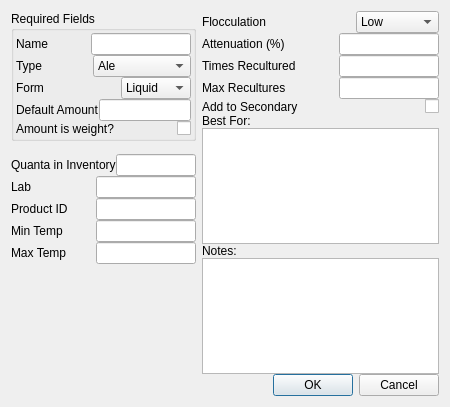
Qt form ui/yeastEditor.ui (Brewken/brewken) before a commit.
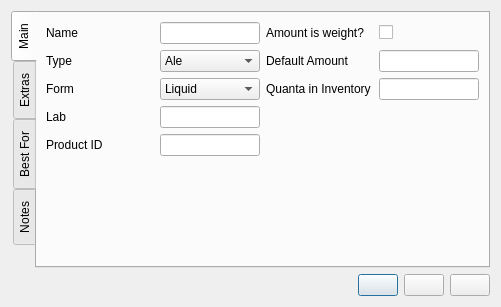
The same form after that commit. Icons and pictures are not drawn. Custom widgets are drawn as their Qt base class.

Patch:
```diff
--- a/ui/yeastEditor.ui
+++ b/ui/yeastEditor.ui
@@ -6,8 +6,8 @@
    <rect>
     <x>0</x>
     <y>0</y>
-    <width>450</width>
-    <height>407</height>
+    <width>501</width>
+    <height>307</height>
    </rect>
   </property>
   <property name="windowTitle">
@@ -16,41 +16,24 @@
   <property name="configSection" stdset="0">
    <string notr="true">yeastEditor</string>
   </property>
-  <layout class="QHBoxLayout" name="horizontalLayout_17">
-   <item>
-    <layout class="QHBoxLayout" name="horizontalLayout_15">
-     <item>
-      <layout class="QVBoxLayout" name="verticalLayout_2">
-       <property name="spacing">
-        <number>0</number>
-       </property>
-       <item>
-        <widget class="QGroupBox" name="groupBox">
-         <property name="title">
-          <string>Required Fields</string>
-         </property>
-         <property name="configSection" stdset="0">
-          <string notr="true">yeastEditor</string>
-         </property>
          <layout class="QVBoxLayout" name="verticalLayout">
-          <property name="spacing">
+   <item>
+    <widget class="QTabWidget" name="tabWidget_editor">
+     <property name="tabPosition">
+      <enum>QTabWidget::West</enum>
+     </property>
+     <property name="currentIndex">
            <number>0</number>
           </property>
-          <property name="leftMargin">
-           <number>2</number>
-          </property>
-          <property name="topMargin">
-           <number>2</number>
-          </property>
-          <property name="rightMargin">
-           <number>2</number>
-          </property>
-          <property name="bottomMargin">
-           <number>2</number>
-          </property>
-          <item>
-           <layout class="QHBoxLayout" name="horizontalLayout_4">
-            <item>
+     <property name="usesScrollButtons">
+      <bool>false</bool>
+     </property>
+     <widget class="QWidget" name="tab_main">
+      <attribute name="title">
+       <string>Main</string>
+      </attribute>
+      <layout class="QGridLayout" name="gridLayout">
+       <item row="0" column="0">
              <widget class="QLabel" name="label_name">
               <property name="text">
                <string>Name</string>
@@ -60,8 +43,8 @@
               </property>
              </widget>
             </item>
-            <item>
-             <widget class="QLineEdit" name="lineEdit_name">
+       <item row="3" column="1">
+        <widget class="BtStringEdit" name="lineEdit_laboratory">
               <property name="sizePolicy">
                <sizepolicy hsizetype="Maximum" vsizetype="Fixed">
                 <horstretch>0</horstretch>
@@ -79,12 +62,18 @@
               </property>
              </widget>
             </item>
-           </layout>
-          </item>
-          <item>
-           <layout class="QHBoxLayout" name="horizontalLayout_3">
-            <item>
-             <widget class="QLabel" name="label_type">
+       <item row="3" column="0">
+        <widget class="QLabel" name="label_lab">
+         <property name="text">
+          <string>Lab</string>
+         </property>
+         <property name="buddy">
+          <cstring>lineEdit_laboratory</cstring>
+         </property>
+        </widget>
+       </item>
+       <item row="2" column="0">
+        <widget class="QLabel" name="label_form">
               <property name="sizePolicy">
                <sizepolicy hsizetype="Expanding" vsizetype="Preferred">
                 <horstretch>0</horstretch>
@@ -92,14 +81,43 @@
                </sizepolicy>
               </property>
               <property name="text">
-               <string>Type</string>
+          <string>Form</string>
               </property>
               <property name="buddy">
                <cstring>comboBox_type</cstring>
               </property>
              </widget>
             </item>
-            <item>
+       <item row="2" column="3">
+        <widget class="BtStringEdit" name="lineEdit_inventory">
+         <property name="sizePolicy">
+          <sizepolicy hsizetype="Maximum" vsizetype="Fixed">
+           <horstretch>0</horstretch>
+           <verstretch>0</verstretch>
+          </sizepolicy>
+         </property>
+         <property name="maximumSize">
+          <size>
+           <width>100</width>
+           <height>16777215</height>
+          </size>
+         </property>
+         <property name="toolTip">
+          <string>Quanta in inventory</string>
+         </property>
+        </widget>
+       </item>
+       <item row="2" column="2">
+        <widget class="QLabel" name="label_inventory">
+         <property name="text">
+          <string>Quanta in Inventory</string>
+         </property>
+         <property name="buddy">
+          <cstring>lineEdit_inventory</cstring>
+         </property>
+        </widget>
+       </item>
+       <item row="1" column="1">
              <widget class="QComboBox" name="comboBox_type">
               <property name="toolTip">
                <string>Type</string>
@@ -131,12 +149,8 @@
               </item>
              </widget>
             </item>
-           </layout>
-          </item>
-          <item>
-           <layout class="QHBoxLayout" name="horizontalLayout_2">
-            <item>
-             <widget class="QLabel" name="label_form">
+       <item row="1" column="0">
+        <widget class="QLabel" name="label_type">
               <property name="sizePolicy">
                <sizepolicy hsizetype="Expanding" vsizetype="Preferred">
                 <horstretch>0</horstretch>
@@ -144,14 +158,33 @@
                </sizepolicy>
               </property>
               <property name="text">
-               <string>Form</string>
+          <string>Type</string>
               </property>
               <property name="buddy">
                <cstring>comboBox_form</cstring>
               </property>
              </widget>
             </item>
-            <item>
+       <item row="0" column="1">
+        <widget class="BtStringEdit" name="lineEdit_name">
+         <property name="sizePolicy">
+          <sizepolicy hsizetype="Maximum" vsizetype="Fixed">
+           <horstretch>0</horstretch>
+           <verstretch>0</verstretch>
+          </sizepolicy>
+         </property>
+         <property name="maximumSize">
+          <size>
+           <width>100</width>
+           <height>16777215</height>
+          </size>
+         </property>
+         <property name="toolTip">
+          <string>Name</string>
+         </property>
+        </widget>
+       </item>
+       <item row="2" column="1">
              <widget class="QComboBox" name="comboBox_form">
               <property name="toolTip">
                <string>Form</string>
@@ -178,11 +211,81 @@
               </item>
              </widget>
             </item>
-           </layout>
-          </item>
-          <item>
-           <layout class="QHBoxLayout" name="horizontalLayout">
-            <item>
+       <item row="5" column="1">
+        <spacer name="verticalSpacer">
+         <property name="orientation">
+          <enum>Qt::Vertical</enum>
+         </property>
+         <property name="sizeHint" stdset="0">
+          <size>
+           <width>20</width>
+           <height>40</height>
+          </size>
+         </property>
+        </spacer>
+       </item>
+       <item row="4" column="0">
+        <widget class="QLabel" name="label_productID">
+         <property name="text">
+          <string>Product ID</string>
+         </property>
+         <property name="buddy">
+          <cstring>lineEdit_productID</cstring>
+         </property>
+        </widget>
+       </item>
+       <item row="4" column="1">
+        <widget class="BtStringEdit" name="lineEdit_productID">
+         <property name="sizePolicy">
+          <sizepolicy hsizetype="Maximum" vsizetype="Fixed">
+           <horstretch>0</horstretch>
+           <verstretch>0</verstretch>
+          </sizepolicy>
+         </property>
+         <property name="maximumSize">
+          <size>
+           <width>100</width>
+           <height>16777215</height>
+          </size>
+         </property>
+         <property name="toolTip">
+          <string>Product ID</string>
+         </property>
+        </widget>
+       </item>
+       <item row="0" column="2">
+        <widget class="QLabel" name="label_amountIsWeight">
+         <property name="sizePolicy">
+          <sizepolicy hsizetype="Expanding" vsizetype="Preferred">
+           <horstretch>0</horstretch>
+           <verstretch>0</verstretch>
+          </sizepolicy>
+         </property>
+         <property name="toolTip">
+          <string>Check it if the amount given is in kg instead of L.</string>
+         </property>
+         <property name="text">
+          <string>Amount is weight?</string>
+         </property>
+        </widget>
+       </item>
+       <item row="0" column="3">
+        <widget class="QCheckBox" name="checkBox_amountIsWeight">
+         <property name="sizePolicy">
+          <sizepolicy hsizetype="Preferred" vsizetype="Fixed">
+           <horstretch>0</horstretch>
+           <verstretch>0</verstretch>
+          </sizepolicy>
+         </property>
+         <property name="toolTip">
+          <string>Checked if the given amount is weight instead of volume</string>
+         </property>
+         <property name="text">
+          <string/>
+         </property>
+        </widget>
+       </item>
+       <item row="1" column="2">
              <widget class="BtMixedLabel" name="label_amount">
               <property name="contextMenuPolicy">
                <enum>Qt::CustomContextMenu</enum>
@@ -195,7 +298,7 @@
               </property>
              </widget>
             </item>
-            <item>
+       <item row="1" column="3">
              <widget class="BtMixedEdit" name="lineEdit_amount">
               <property name="sizePolicy">
                <sizepolicy hsizetype="Maximum" vsizetype="Fixed">
@@ -218,27 +321,14 @@
              </widget>
             </item>
            </layout>
-          </item>
-          <item>
-           <layout class="QHBoxLayout" name="horizontalLayout_5">
-            <item>
-             <widget class="QLabel" name="label_amountIsWeight">
-              <property name="sizePolicy">
-               <sizepolicy hsizetype="Expanding" vsizetype="Preferred">
-                <horstretch>0</horstretch>
-                <verstretch>0</verstretch>
-               </sizepolicy>
-              </property>
-              <property name="toolTip">
-               <string>Check it if the amount given is in kg instead of L.</string>
-              </property>
-              <property name="text">
-               <string>Amount is weight?</string>
-              </property>
-             </widget>
-            </item>
-            <item>
-             <widget class="QCheckBox" name="checkBox_amountIsWeight">
+     </widget>
+     <widget class="QWidget" name="tab_extra">
+      <attribute name="title">
+       <string>Extras</string>
+      </attribute>
+      <layout class="QGridLayout" name="gridLayout_2">
+       <item row="8" column="3">
+        <widget class="QCheckBox" name="checkBox_addToSecondary">
               <property name="sizePolicy">
                <sizepolicy hsizetype="Preferred" vsizetype="Fixed">
                 <horstretch>0</horstretch>
@@ -253,240 +343,7 @@
               </property>
              </widget>
             </item>
-           </layout>
-          </item>
-         </layout>
-        </widget>
-       </item>
-       <item>
-        <spacer name="verticalSpacer_3">
-         <property name="orientation">
-          <enum>Qt::Vertical</enum>
-         </property>
-         <property name="sizeType">
-          <enum>QSizePolicy::Preferred</enum>
-         </property>
-         <property name="sizeHint" stdset="0">
-          <size>
-           <width>20</width>
-           <height>13</height>
-          </size>
-         </property>
-        </spacer>
-       </item>
-       <item>
-        <layout class="QHBoxLayout" name="horizontalLayout_16">
-         <item>
-          <widget class="QLabel" name="label_inventory">
-           <property name="text">
-            <string>Quanta in Inventory</string>
-           </property>
-           <property name="buddy">
-            <cstring>lineEdit_inventory</cstring>
-           </property>
-          </widget>
-         </item>
-         <item>
-          <widget class="QLineEdit" name="lineEdit_inventory">
-           <property name="sizePolicy">
-            <sizepolicy hsizetype="Maximum" vsizetype="Fixed">
-             <horstretch>0</horstretch>
-             <verstretch>0</verstretch>
-            </sizepolicy>
-           </property>
-           <property name="maximumSize">
-            <size>
-             <width>100</width>
-             <height>16777215</height>
-            </size>
-           </property>
-           <property name="toolTip">
-            <string>Quanta in inventory</string>
-           </property>
-          </widget>
-         </item>
-        </layout>
-       </item>
-       <item>
-        <layout class="QHBoxLayout" name="horizontalLayout_7">
-         <item>
-          <widget class="QLabel" name="label_lab">
-           <property name="text">
-            <string>Lab</string>
-           </property>
-           <property name="buddy">
-            <cstring>lineEdit_laboratory</cstring>
-           </property>
-          </widget>
-         </item>
-         <item>
-          <widget class="QLineEdit" name="lineEdit_laboratory">
-           <property name="sizePolicy">
-            <sizepolicy hsizetype="Maximum" vsizetype="Fixed">
-             <horstretch>0</horstretch>
-             <verstretch>0</verstretch>
-            </sizepolicy>
-           </property>
-           <property name="maximumSize">
-            <size>
-             <width>100</width>
-             <height>16777215</height>
-            </size>
-           </property>
-           <property name="toolTip">
-            <string>Lab</string>
-           </property>
-          </widget>
-         </item>
-        </layout>
-       </item>
-       <item>
-        <layout class="QHBoxLayout" name="horizontalLayout_6">
-         <item>
-          <widget class="QLabel" name="label_productID">
-           <property name="text">
-            <string>Product ID</string>
-           </property>
-           <property name="buddy">
-            <cstring>lineEdit_productID</cstring>
-           </property>
-          </widget>
-         </item>
-         <item>
-          <widget class="QLineEdit" name="lineEdit_productID">
-           <property name="sizePolicy">
-            <sizepolicy hsizetype="Maximum" vsizetype="Fixed">
-             <horstretch>0</horstretch>
-             <verstretch>0</verstretch>
-            </sizepolicy>
-           </property>
-           <property name="maximumSize">
-            <size>
-             <width>100</width>
-             <height>16777215</height>
-            </size>
-           </property>
-           <property name="toolTip">
-            <string>Product ID</string>
-           </property>
-          </widget>
-         </item>
-        </layout>
-       </item>
-       <item>
-        <layout class="QHBoxLayout" name="horizontalLayout_8">
-         <item>
-          <widget class="BtTemperatureLabel" name="label_minTemperature">
-           <property name="contextMenuPolicy">
-            <enum>Qt::CustomContextMenu</enum>
-           </property>
-           <property name="text">
-            <string>Min Temp</string>
-           </property>
-           <property name="buddy">
-            <cstring>lineEdit_minTemperature</cstring>
-           </property>
-          </widget>
-         </item>
-         <item>
-          <widget class="BtTemperatureEdit" name="lineEdit_minTemperature">
-           <property name="sizePolicy">
-            <sizepolicy hsizetype="Maximum" vsizetype="Fixed">
-             <horstretch>0</horstretch>
-             <verstretch>0</verstretch>
-            </sizepolicy>
-           </property>
-           <property name="maximumSize">
-            <size>
-             <width>100</width>
-             <height>16777215</height>
-            </size>
-           </property>
-           <property name="toolTip">
-            <string>Min temp</string>
-           </property>
-           <property name="editField" stdset="0">
-            <string notr="true">minTemperature_c</string>
-           </property>
-          </widget>
-         </item>
-        </layout>
-       </item>
-       <item>
-        <layout class="QHBoxLayout" name="horizontalLayout_9">
-         <item>
-          <widget class="BtTemperatureLabel" name="label_maxTemperature">
-           <property name="contextMenuPolicy">
-            <enum>Qt::CustomContextMenu</enum>
-           </property>
-           <property name="text">
-            <string>Max Temp</string>
-           </property>
-           <property name="buddy">
-            <cstring>lineEdit_maxTemperature</cstring>
-           </property>
-          </widget>
-         </item>
-         <item>
-          <widget class="BtTemperatureEdit" name="lineEdit_maxTemperature">
-           <property name="sizePolicy">
-            <sizepolicy hsizetype="Maximum" vsizetype="Fixed">
-             <horstretch>0</horstretch>
-             <verstretch>0</verstretch>
-            </sizepolicy>
-           </property>
-           <property name="maximumSize">
-            <size>
-             <width>100</width>
-             <height>16777215</height>
-            </size>
-           </property>
-           <property name="toolTip">
-            <string>Max temp</string>
-           </property>
-           <property name="editField" stdset="0">
-            <string notr="true">maxTemperature_c</string>
-           </property>
-          </widget>
-         </item>
-        </layout>
-       </item>
-       <item>
-        <spacer name="verticalSpacer_2">
-         <property name="orientation">
-          <enum>Qt::Vertical</enum>
-         </property>
-         <property name="sizeHint" stdset="0">
-          <size>
-           <width>20</width>
-           <height>40</height>
-          </size>
-         </property>
-        </spacer>
-       </item>
-      </layout>
-     </item>
-     <item>
-      <layout class="QVBoxLayout" name="verticalLayout_3">
-       <property name="spacing">
-        <number>0</number>
-       </property>
-       <item>
-        <layout class="QHBoxLayout" name="horizontalLayout_10">
-         <item>
-          <widget class="QLabel" name="label_flocculation">
-           <property name="sizePolicy">
-            <sizepolicy hsizetype="Expanding" vsizetype="Preferred">
-             <horstretch>0</horstretch>
-             <verstretch>0</verstretch>
-            </sizepolicy>
-           </property>
-           <property name="text">
-            <string>Flocculation</string>
-           </property>
-          </widget>
-         </item>
-         <item>
+       <item row="3" column="5">
           <widget class="QComboBox" name="comboBox_flocculation">
            <property name="toolTip">
             <string>Flocculation</string>
@@ -513,11 +370,7 @@
            </item>
           </widget>
          </item>
-        </layout>
-       </item>
-       <item>
-        <layout class="QHBoxLayout" name="horizontalLayout_11">
-         <item>
+       <item row="3" column="0">
           <widget class="QLabel" name="label_attenuation">
            <property name="text">
             <string>Attenuation (%)</string>
@@ -527,7 +380,42 @@
            </property>
           </widget>
          </item>
-         <item>
+       <item row="3" column="4">
+        <widget class="QLabel" name="label_flocculation">
+         <property name="sizePolicy">
+          <sizepolicy hsizetype="Expanding" vsizetype="Preferred">
+           <horstretch>0</horstretch>
+           <verstretch>0</verstretch>
+          </sizepolicy>
+         </property>
+         <property name="text">
+          <string>Flocculation</string>
+         </property>
+        </widget>
+       </item>
+       <item row="5" column="3">
+        <widget class="BtTemperatureEdit" name="lineEdit_minTemperature">
+         <property name="sizePolicy">
+          <sizepolicy hsizetype="Maximum" vsizetype="Fixed">
+           <horstretch>0</horstretch>
+           <verstretch>0</verstretch>
+          </sizepolicy>
+         </property>
+         <property name="maximumSize">
+          <size>
+           <width>100</width>
+           <height>16777215</height>
+          </size>
+         </property>
+         <property name="toolTip">
+          <string>Min temp</string>
+         </property>
+         <property name="editField" stdset="0">
+          <string notr="true">minTemperature_c</string>
+         </property>
+        </widget>
+       </item>
+       <item row="3" column="3">
           <widget class="BtGenericEdit" name="lineEdit_attenuation">
            <property name="sizePolicy">
             <sizepolicy hsizetype="Maximum" vsizetype="Fixed">
@@ -549,11 +437,81 @@
            </property>
           </widget>
          </item>
-        </layout>
+       <item row="5" column="0">
+        <widget class="BtTemperatureLabel" name="label_minTemperature">
+         <property name="contextMenuPolicy">
+          <enum>Qt::CustomContextMenu</enum>
+         </property>
+         <property name="text">
+          <string>Min Temp</string>
+         </property>
+         <property name="buddy">
+          <cstring>lineEdit_minTemperature</cstring>
+         </property>
+        </widget>
        </item>
-       <item>
-        <layout class="QHBoxLayout" name="horizontalLayout_12">
-         <item>
+       <item row="8" column="0" colspan="3">
+        <widget class="QLabel" name="label_addToSecondary">
+         <property name="sizePolicy">
+          <sizepolicy hsizetype="Expanding" vsizetype="Preferred">
+           <horstretch>0</horstretch>
+           <verstretch>0</verstretch>
+          </sizepolicy>
+         </property>
+         <property name="text">
+          <string>Add to Secondary</string>
+         </property>
+        </widget>
+       </item>
+       <item row="9" column="3">
+        <spacer name="verticalSpacer_2">
+         <property name="orientation">
+          <enum>Qt::Vertical</enum>
+         </property>
+         <property name="sizeHint" stdset="0">
+          <size>
+           <width>20</width>
+           <height>40</height>
+          </size>
+         </property>
+        </spacer>
+       </item>
+       <item row="6" column="0">
+        <widget class="BtTemperatureLabel" name="label_maxTemperature">
+         <property name="contextMenuPolicy">
+          <enum>Qt::CustomContextMenu</enum>
+         </property>
+         <property name="text">
+          <string>Max Temp</string>
+         </property>
+         <property name="buddy">
+          <cstring>lineEdit_maxTemperature</cstring>
+         </property>
+        </widget>
+       </item>
+       <item row="6" column="3">
+        <widget class="BtTemperatureEdit" name="lineEdit_maxTemperature">
+         <property name="sizePolicy">
+          <sizepolicy hsizetype="Maximum" vsizetype="Fixed">
+           <horstretch>0</horstretch>
+           <verstretch>0</verstretch>
+          </sizepolicy>
+         </property>
+         <property name="maximumSize">
+          <size>
+           <width>100</width>
+           <height>16777215</height>
+          </size>
+         </property>
+         <property name="toolTip">
+          <string>Max temp</string>
+         </property>
+         <property name="editField" stdset="0">
+          <string notr="true">maxTemperature_c</string>
+         </property>
+        </widget>
+       </item>
+       <item row="6" column="4">
           <widget class="QLabel" name="label_timesCultured">
            <property name="text">
             <string>Times Recultured</string>
@@ -563,8 +521,8 @@
            </property>
           </widget>
          </item>
-         <item>
-          <widget class="QLineEdit" name="lineEdit_timesCultured">
+       <item row="6" column="5">
+        <widget class="BtStringEdit" name="lineEdit_timesCultured">
            <property name="sizePolicy">
             <sizepolicy hsizetype="Maximum" vsizetype="Fixed">
              <horstretch>0</horstretch>
@@ -582,11 +540,7 @@
            </property>
           </widget>
          </item>
-        </layout>
-       </item>
-       <item>
-        <layout class="QHBoxLayout" name="horizontalLayout_13">
-         <item>
+       <item row="5" column="4">
           <widget class="QLabel" name="label_maxReuse">
            <property name="text">
             <string>Max Recultures</string>
@@ -596,8 +550,8 @@
            </property>
           </widget>
          </item>
-         <item>
-          <widget class="QLineEdit" name="lineEdit_maxReuse">
+       <item row="5" column="5">
+        <widget class="BtStringEdit" name="lineEdit_maxReuse">
            <property name="sizePolicy">
             <sizepolicy hsizetype="Maximum" vsizetype="Fixed">
              <horstretch>0</horstretch>
@@ -616,97 +570,85 @@
           </widget>
          </item>
         </layout>
-       </item>
-       <item>
-        <layout class="QHBoxLayout" name="horizontalLayout_14">
-         <item>
-          <widget class="QLabel" name="label_addToSecondary">
-           <property name="sizePolicy">
-            <sizepolicy hsizetype="Expanding" vsizetype="Preferred">
-             <horstretch>0</horstretch>
-             <verstretch>0</verstretch>
-            </sizepolicy>
-           </property>
-           <property name="text">
-            <string>Add to Secondary</string>
-           </property>
-          </widget>
-         </item>
+     </widget>
+     <widget class="QWidget" name="tab_bestfor">
+      <attribute name="title">
+       <string>Best For</string>
+      </attribute>
+      <layout class="QHBoxLayout" name="horizontalLayout">
          <item>
-          <widget class="QCheckBox" name="checkBox_addToSecondary">
-           <property name="sizePolicy">
-            <sizepolicy hsizetype="Preferred" vsizetype="Fixed">
-             <horstretch>0</horstretch>
-             <verstretch>0</verstretch>
-            </sizepolicy>
-           </property>
-           <property name="toolTip">
-            <string>Checked means add this yeast to secondary instead of primary</string>
-           </property>
-           <property name="text">
-            <string/>
-           </property>
-          </widget>
-         </item>
-        </layout>
-       </item>
-       <item>
-        <widget class="QLabel" name="label_bestFor">
-         <property name="text">
-          <string>Best For:</string>
-         </property>
-        </widget>
-       </item>
+        <widget class="QTextEdit" name="textEdit_bestFor"/>
+       </item>
+      </layout>
+     </widget>
+     <widget class="QWidget" name="tab_notes">
+      <attribute name="title">
+       <string>Notes</string>
+      </attribute>
+      <layout class="QHBoxLayout" name="horizontalLayout_2">
        <item>
-        <widget class="QTextEdit" name="textEdit_bestFor">
-         <property name="sizePolicy">
-          <sizepolicy hsizetype="Preferred" vsizetype="Preferred">
-           <horstretch>0</horstretch>
-           <verstretch>0</verstretch>
-          </sizepolicy>
-         </property>
-         <property name="maximumSize">
-          <size>
-           <width>1000</width>
-           <height>1000</height>
-          </size>
-         </property>
-        </widget>
+        <widget class="QTextEdit" name="textEdit_notes"/>
        </item>
-       <item>
-        <widget class="QLabel" name="label_notes">
-         <property name="text">
-          <string>Notes:</string>
-         </property>
-        </widget>
-       </item>
-       <item>
-        <widget class="QTextEdit" name="textEdit_notes">
-         <property name="sizePolicy">
-          <sizepolicy hsizetype="Preferred" vsizetype="Preferred">
-           <horstretch>0</horstretch>
-           <verstretch>0</verstretch>
-          </sizepolicy>
-         </property>
-         <property name="maximumSize">
-          <size>
-           <width>1000</width>
-           <height>1000</height>
-          </size>
-         </property>
+      </layout>
+     </widget>
         </widget>
        </item>
        <item>
-        <widget class="QDialogButtonBox" name="buttonBox">
+    <layout class="QHBoxLayout" name="horizontalLayout_3">
+     <item>
+      <spacer name="horizontalSpacer">
          <property name="orientation">
           <enum>Qt::Horizontal</enum>
          </property>
-         <property name="standardButtons">
-          <set>QDialogButtonBox::Cancel|QDialogButtonBox::Ok</set>
-         </property>
-        </widget>
-       </item>
-      </layout>
+       <property name="sizeHint" stdset="0">
+        <size>
+         <width>40</width>
+         <height>20</height>
+        </size>
+       </property>
+      </spacer>
+     </item>
+     <item>
+      <widget class="QPushButton" name="pushButton_new">
+       <property name="toolTip">
+        <string>New yeast</string>
+       </property>
+       <property name="text">
+        <string/>
+       </property>
+       <property name="icon">
+        <iconset resource="../brewken.qrc">
+         <normaloff>:/images/smallPlus.svg</normaloff>:/images/smallPlus.svg</iconset>
+       </property>
+      </widget>
+     </item>
+     <item>
+      <widget class="QPushButton" name="pushButton_save">
+       <property name="toolTip">
+        <string>Save and close</string>
+       </property>
+       <property name="text">
+        <string/>
+       </property>
+       <property name="icon">
+        <iconset resource="../brewken.qrc">
+         <normaloff>:/images/filesave.svg</normaloff>:/images/filesave.svg</iconset>
+       </property>
+      </widget>
+     </item>
+     <item>
+      <widget class="QPushButton" name="pushButton_cancel">
+       <property name="toolTip">
+        <string>Discard and close</string>
+       </property>
+       <property name="text">
+        <string/>
+       </property>
+       <property name="icon">
+        <iconset resource="../brewken.qrc">
+         <normaloff>:/images/exit.svg</normaloff>:/images/exit.svg</iconset>
+       </property>
+      </widget>
      </item>
     </layout>
    </item>
@@ -751,6 +693,11 @@
     <slot>setIsWeight(bool)</slot>
    </slots>
   </customwidget>
+  <customwidget>
+   <class>BtStringEdit</class>
+   <extends>QLineEdit</extends>
+   <header>BtLineEdit.h</header>
+  </customwidget>
  </customwidgets>
  <resources/>
  <connections>
```
Left out of the diff: 67 changed lines with no effect on the pictures. Lines whose indentation alone changed are shown as unchanged.
